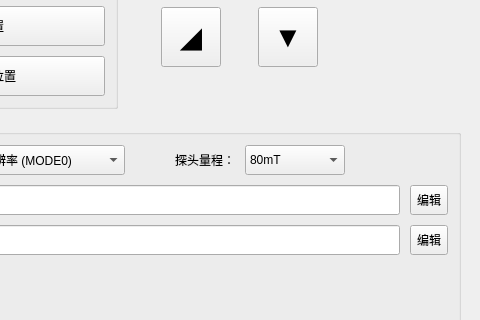
This is src/ui/config_panel.ui in IceSugarZxy/MARS-pro as Qt 5 draws it before an edit; both pictures show x 429 to 909 and y 357 to 677 of the 1114 by 995 pixel window. The edited form follows.
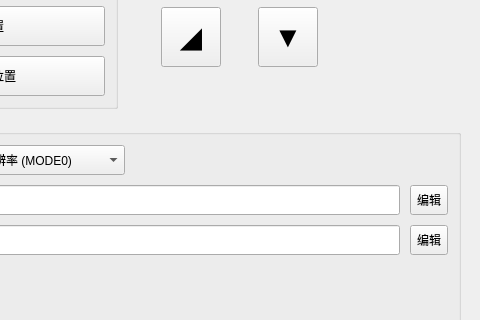
This is the edited form.

Commit message: 移除测量界面和配置面板中探头量程相关选项和UI

What changed in the file:
```diff
--- a/src/ui/config_panel.ui
+++ b/src/ui/config_panel.ui
@@ -593,38 +593,6 @@
         </property>
        </widget>
       </item>
-      <item row="1" column="6">
-       <widget class="QComboBox" name="combo_sensor">
-        <property name="sizePolicy">
-         <sizepolicy hsizetype="Minimum" vsizetype="Fixed">
-          <horstretch>0</horstretch>
-          <verstretch>0</verstretch>
-         </sizepolicy>
-        </property>
-        <property name="minimumSize">
-         <size>
-          <width>100</width>
-          <height>30</height>
-         </size>
-        </property>
-        <property name="maximumSize">
-         <size>
-          <width>200</width>
-          <height>16777215</height>
-         </size>
-        </property>
-        <item>
-         <property name="text">
-          <string>80mT</string>
-         </property>
-        </item>
-        <item>
-         <property name="text">
-          <string>160mT</string>
-         </property>
-        </item>
-       </widget>
-      </item>
       <item row="4" column="0">
        <widget class="QLabel" name="label_x_offset">
         <property name="sizePolicy">
@@ -851,34 +819,6 @@
         </property>
        </widget>
       </item>
-      <item row="1" column="5">
-       <widget class="QLabel" name="label_sensor">
-        <property name="sizePolicy">
-         <sizepolicy hsizetype="Fixed" vsizetype="Preferred">
-          <horstretch>0</horstretch>
-          <verstretch>0</verstretch>
-         </sizepolicy>
-        </property>
-        <property name="minimumSize">
-         <size>
-          <width>100</width>
-          <height>30</height>
-         </size>
-        </property>
-        <property name="maximumSize">
-         <size>
-          <width>100</width>
-          <height>16777215</height>
-         </size>
-        </property>
-        <property name="text">
-         <string>探头量程：</string>
-        </property>
-        <property name="alignment">
-         <set>Qt::AlignRight|Qt::AlignTrailing|Qt::AlignVCenter</set>
-        </property>
-       </widget>
-      </item>
      </layout>
     </widget>
    </item>
```
The commit also changes 6 other files.
